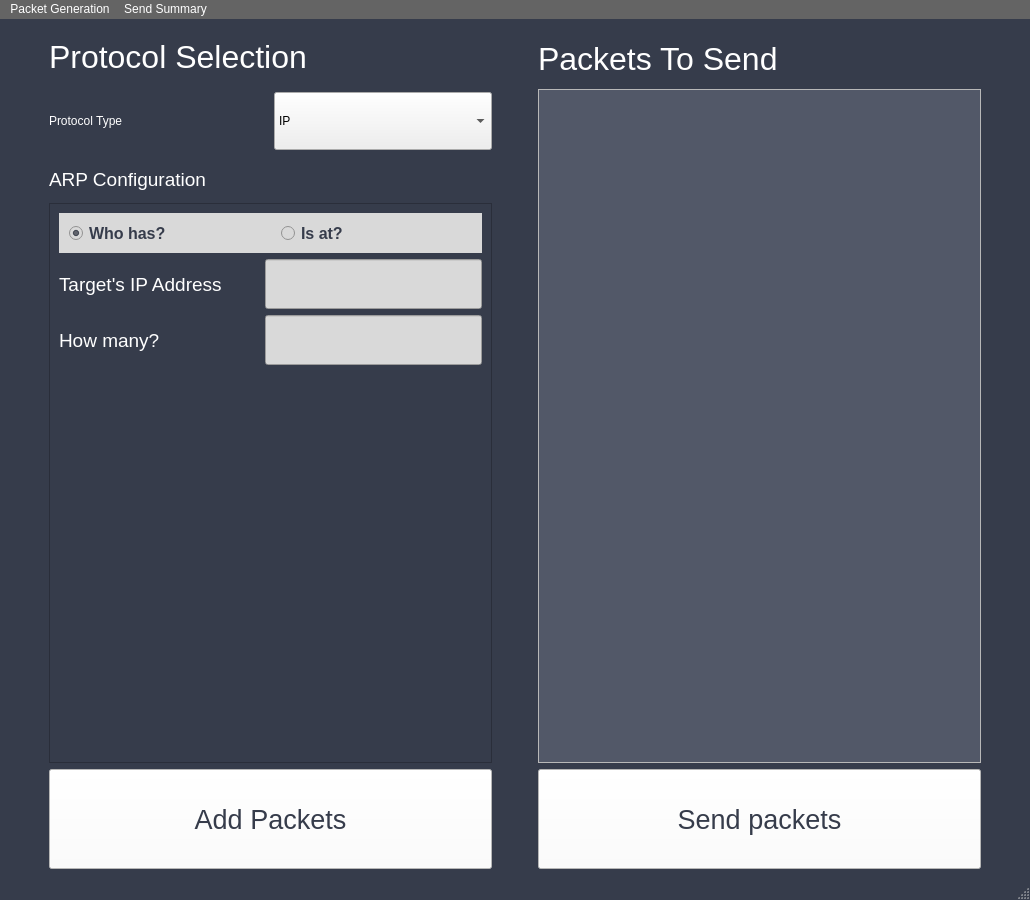
This is app/src/ui/main.ui in MichaelHeinzman/Automatic-NPG-Interface as Qt 5 draws it before an edit. The edited form follows.
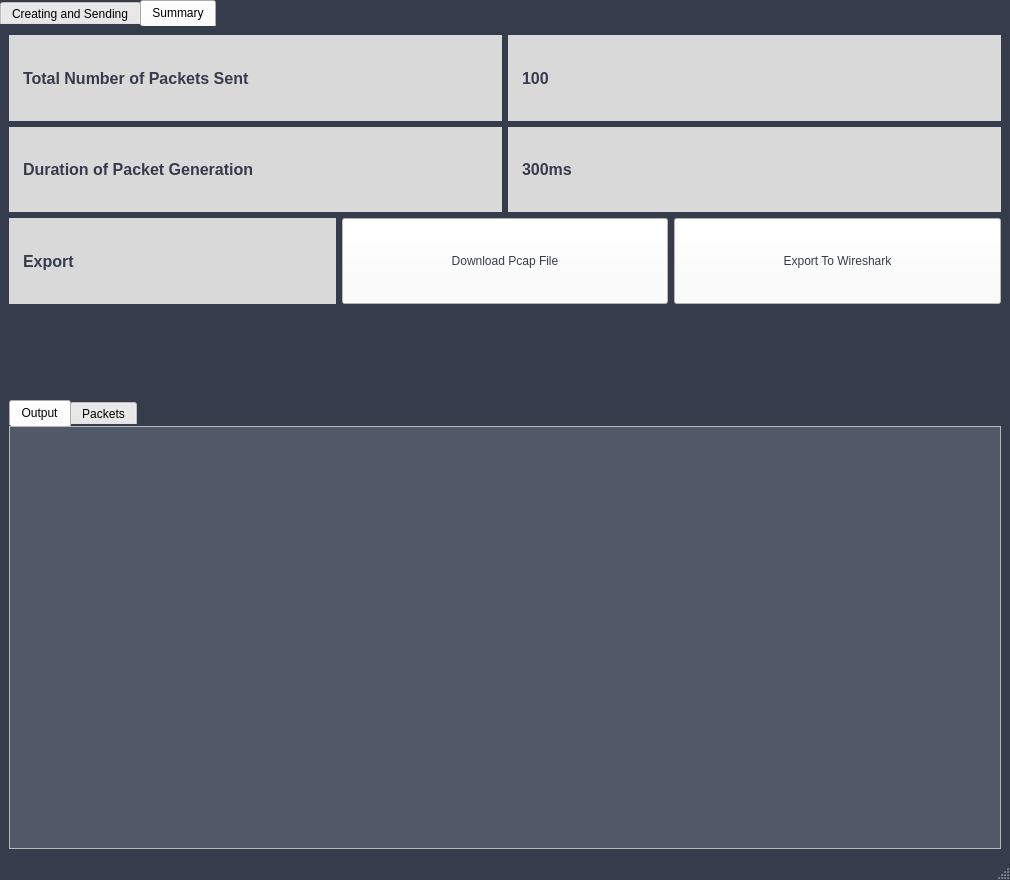
This is the edited form. The open tabs and pages were chosen to show the change. Custom widgets are drawn as their Qt base class.

Commit message: Added Pcap File Export to Wireshark and Download. Fixed A Few bugs with summary.

Patch:
```diff
--- a/app/src/ui/main.ui
+++ b/app/src/ui/main.ui
@@ -6,8 +6,8 @@
    <rect>
     <x>0</x>
     <y>0</y>
-    <width>1030</width>
-    <height>900</height>
+    <width>1010</width>
+    <height>880</height>
    </rect>
   </property>
   <property name="font">
@@ -60,7 +60,54 @@
    <property name="styleSheet">
     <string notr="true"/>
    </property>
-   <layout class="QVBoxLayout" name="verticalLayout_2" stretch="5,1">
+   <layout class="QVBoxLayout" name="verticalLayout_2" stretch="0">
+    <property name="spacing">
+     <number>0</number>
+    </property>
+    <property name="leftMargin">
+     <number>0</number>
+    </property>
+    <property name="topMargin">
+     <number>0</number>
+    </property>
+    <property name="rightMargin">
+     <number>0</number>
+    </property>
+    <property name="bottomMargin">
+     <number>0</number>
+    </property>
+    <item>
+     <widget class="QTabWidget" name="tabWidget">
+      <property name="styleSheet">
+       <string notr="true">#tabWidget {
+	background:transparent;
+}
+
+QTabWidget::pane { border: 0; }</string>
+      </property>
+      <property name="currentIndex">
+       <number>0</number>
+      </property>
+      <property name="iconSize">
+       <size>
+        <width>16</width>
+        <height>16</height>
+       </size>
+      </property>
+      <property name="elideMode">
+       <enum>Qt::ElideMiddle</enum>
+      </property>
+      <property name="movable">
+       <bool>false</bool>
+      </property>
+      <property name="tabBarAutoHide">
+       <bool>false</bool>
+      </property>
+      <widget class="QWidget" name="CreatingAndSending">
+       <attribute name="title">
+        <string>Creating and Sending</string>
+       </attribute>
+       <layout class="QVBoxLayout" name="verticalLayout_7">
     <item>
      <layout class="QHBoxLayout" name="horizontalLayout_2" stretch="0,5,0,5,0">
       <item>
@@ -975,7 +1022,7 @@
              </layout>
             </widget>
             <widget class="ARPConfigurationWidget" name="arp_page">
-             <layout class="QVBoxLayout" name="verticalLayout_3" stretch="1,12">
+                 <layout class="QVBoxLayout" name="verticalLayout_3" stretch="1,1,1,18">
               <property name="spacing">
                <number>0</number>
               </property>
@@ -991,6 +1038,19 @@
               <property name="bottomMargin">
                <number>0</number>
               </property>
+                  <item>
+                   <spacer name="verticalSpacer_4">
+                    <property name="orientation">
+                     <enum>Qt::Vertical</enum>
+                    </property>
+                    <property name="sizeHint" stdset="0">
+                     <size>
+                      <width>20</width>
+                      <height>40</height>
+                     </size>
+                    </property>
+                   </spacer>
+                  </item>
               <item>
                <widget class="QLabel" name="source_mac_address_arp_10">
                 <property name="font">
@@ -1003,10 +1063,29 @@
                 </property>
                </widget>
               </item>
+                  <item>
+                   <spacer name="verticalSpacer_5">
+                    <property name="orientation">
+                     <enum>Qt::Vertical</enum>
+                    </property>
+                    <property name="sizeHint" stdset="0">
+                     <size>
+                      <width>20</width>
+                      <height>40</height>
+                     </size>
+                    </property>
+                   </spacer>
+                  </item>
               <item>
                <layout class="QHBoxLayout" name="source_mac_address_arp_layout_10">
                 <item>
                  <widget class="QScrollArea" name="scrollArea">
+                      <property name="maximumSize">
+                       <size>
+                        <width>500</width>
+                        <height>16777215</height>
+                       </size>
+                      </property>
                   <property name="styleSheet">
                    <string notr="true">
 
@@ -1022,6 +1101,9 @@
 	background-color: rgb(255, 255, 255);
 }</string>
                   </property>
+                      <property name="horizontalScrollBarPolicy">
+                       <enum>Qt::ScrollBarAsNeeded</enum>
+                      </property>
                   <property name="widgetResizable">
                    <bool>true</bool>
                   </property>
@@ -1030,16 +1112,28 @@
                     <rect>
                      <x>0</x>
                      <y>0</y>
-                     <width>425</width>
-                     <height>516</height>
+                         <width>415</width>
+                         <height>539</height>
                     </rect>
                    </property>
                    <property name="styleSheet">
                     <string notr="true"/>
                    </property>
-                   <layout class="QVBoxLayout" name="verticalLayout_6">
+                       <layout class="QVBoxLayout" name="verticalLayout_6" stretch="0,1,1,5">
+                        <property name="leftMargin">
+                         <number>6</number>
+                        </property>
+                        <property name="topMargin">
+                         <number>6</number>
+                        </property>
+                        <property name="rightMargin">
+                         <number>6</number>
+                        </property>
+                        <property name="bottomMargin">
+                         <number>6</number>
+                        </property>
                     <item>
-                     <layout class="QHBoxLayout" name="arp_type_radios">
+                         <layout class="QHBoxLayout" name="arp_type_radios" stretch="1,1">
                       <property name="spacing">
                        <number>0</number>
                       </property>
@@ -1054,9 +1148,15 @@
                           <verstretch>0</verstretch>
                          </sizepolicy>
                         </property>
+                            <property name="minimumSize">
+                             <size>
+                              <width>0</width>
+                              <height>50</height>
+                             </size>
+                            </property>
                         <property name="maximumSize">
                          <size>
-                          <width>1000000</width>
+                              <width>11000</width>
                           <height>50</height>
                          </size>
                         </property>
@@ -1070,9 +1170,21 @@
                       </item>
                       <item>
                        <widget class="QRadioButton" name="arp_is_at_radio">
+                            <property name="sizePolicy">
+                             <sizepolicy hsizetype="Preferred" vsizetype="Preferred">
+                              <horstretch>0</horstretch>
+                              <verstretch>0</verstretch>
+                             </sizepolicy>
+                            </property>
+                            <property name="minimumSize">
+                             <size>
+                              <width>0</width>
+                              <height>50</height>
+                             </size>
+                            </property>
                         <property name="maximumSize">
                          <size>
-                          <width>300</width>
+                              <width>10000</width>
                           <height>50</height>
                          </size>
                         </property>
@@ -1096,7 +1208,7 @@
                         <property name="maximumSize">
                          <size>
                           <width>50</width>
-                          <height>16777215</height>
+                              <height>50</height>
                          </size>
                         </property>
                         <property name="font">
@@ -1129,7 +1241,7 @@
                         <property name="maximumSize">
                          <size>
                           <width>250</width>
-                          <height>16777215</height>
+                              <height>50</height>
                          </size>
                         </property>
                        </widget>
@@ -1516,8 +1628,8 @@
             <rect>
              <x>0</x>
              <y>0</y>
-             <width>429</width>
-             <height>625</height>
+                 <width>419</width>
+                 <height>702</height>
             </rect>
            </property>
            <property name="styleSheet">
@@ -1663,40 +1775,368 @@
     </item>
    </layout>
   </widget>
+      <widget class="QWidget" name="Summary">
+       <property name="styleSheet">
+        <string notr="true">QLabel
+ {
+            position: absolute;
+            padding: 10px;
+            font-family: 'Inter';
+            font-style: normal;
+            font-weight: 700;
+            font-size: 16px;
+            line-height: 19px;
+            text-align: center;
+            color: #363C4B;
+            background-color: rgba(217, 217, 217, 1);
+}</string>
+       </property>
+       <attribute name="title">
+        <string>Summary</string>
+       </attribute>
+       <layout class="QVBoxLayout" name="verticalLayout_13" stretch="3,1,5">
+        <item>
+         <layout class="QGridLayout" name="gridLayout">
+          <property name="bottomMargin">
+           <number>0</number>
+          </property>
+          <item row="1" column="0">
+           <layout class="QHBoxLayout" name="horizontalLayout_7">
+            <property name="bottomMargin">
+             <number>0</number>
+            </property>
+            <item>
+             <widget class="QLabel" name="duration_packet_generation_label">
+              <property name="text">
+               <string>Duration of Packet Generation</string>
+              </property>
+             </widget>
+            </item>
+            <item>
+             <widget class="QLabel" name="duration_packet_generation_value">
+              <property name="text">
+               <string>300ms</string>
+              </property>
+             </widget>
+            </item>
+           </layout>
+          </item>
+          <item row="2" column="0">
+           <layout class="QHBoxLayout" name="horizontalLayout_8">
+            <item>
+             <widget class="QLabel" name="export_label">
+              <property name="text">
+               <string>Export</string>
+              </property>
+             </widget>
+            </item>
+            <item>
+             <widget class="QPushButton" name="download_pcap_file_button">
+              <property name="sizePolicy">
+               <sizepolicy hsizetype="Minimum" vsizetype="Preferred">
+                <horstretch>0</horstretch>
+                <verstretch>0</verstretch>
+               </sizepolicy>
+              </property>
+              <property name="text">
+               <string>Download Pcap File</string>
+              </property>
+             </widget>
+            </item>
+            <item>
+             <widget class="QPushButton" name="export_to_wireshark_button">
+              <property name="sizePolicy">
+               <sizepolicy hsizetype="Minimum" vsizetype="Preferred">
+                <horstretch>0</horstretch>
+                <verstretch>0</verstretch>
+               </sizepolicy>
+              </property>
+              <property name="text">
+               <string>Export To Wireshark</string>
+              </property>
+             </widget>
+            </item>
+           </layout>
+          </item>
+          <item row="0" column="0">
+           <layout class="QHBoxLayout" name="horizontalLayout_4">
+            <item>
+             <widget class="QLabel" name="label">
+              <property name="text">
+               <string>Total Number of Packets Sent</string>
+              </property>
+             </widget>
+            </item>
+            <item>
+             <widget class="QLabel" name="total_number_of_packets">
+              <property name="text">
+               <string>100</string>
+              </property>
+             </widget>
+            </item>
+           </layout>
+          </item>
+         </layout>
+        </item>
+        <item>
+         <spacer name="verticalSpacer_10">
+          <property name="orientation">
+           <enum>Qt::Vertical</enum>
+          </property>
+          <property name="sizeHint" stdset="0">
+           <size>
+            <width>20</width>
+            <height>40</height>
+           </size>
+          </property>
+         </spacer>
+        </item>
+        <item>
+         <widget class="QTabWidget" name="tabWidget_2">
+          <property name="currentIndex">
+           <number>0</number>
+          </property>
+          <widget class="QWidget" name="output">
+           <attribute name="title">
+            <string>Output</string>
+           </attribute>
+           <layout class="QVBoxLayout" name="verticalLayout_14">
+            <property name="spacing">
+             <number>0</number>
+            </property>
+            <property name="leftMargin">
+             <number>0</number>
+            </property>
+            <property name="topMargin">
+             <number>0</number>
+            </property>
+            <property name="rightMargin">
+             <number>0</number>
+            </property>
+            <property name="bottomMargin">
+             <number>0</number>
+            </property>
+            <item>
+             <widget class="QScrollArea" name="console_output_container">
+              <property name="sizePolicy">
+               <sizepolicy hsizetype="Preferred" vsizetype="Preferred">
+                <horstretch>0</horstretch>
+                <verstretch>0</verstretch>
+               </sizepolicy>
+              </property>
+              <property name="minimumSize">
+               <size>
+                <width>0</width>
+                <height>0</height>
+               </size>
+              </property>
+              <property name="maximumSize">
+               <size>
+                <width>16777215</width>
+                <height>16777215</height>
+               </size>
+              </property>
+              <property name="widgetResizable">
+               <bool>true</bool>
+              </property>
+              <property name="alignment">
+               <set>Qt::AlignLeading|Qt::AlignLeft|Qt::AlignTop</set>
+              </property>
+              <widget class="QWidget" name="scroll_area_contents_2">
+               <property name="geometry">
+                <rect>
+                 <x>0</x>
+                 <y>0</y>
+                 <width>990</width>
+                 <height>426</height>
+                </rect>
+               </property>
+               <property name="styleSheet">
+                <string notr="true">background-color: rgba(82, 88, 104, 1)</string>
+               </property>
+               <layout class="QVBoxLayout" name="verticalLayout_12">
+                <property name="spacing">
+                 <number>0</number>
+                </property>
+                <property name="leftMargin">
+                 <number>0</number>
+                </property>
+                <property name="topMargin">
+                 <number>0</number>
+                </property>
+                <property name="rightMargin">
+                 <number>0</number>
+                </property>
+                <property name="bottomMargin">
+                 <number>0</number>
+                </property>
+                <item>
+                 <layout class="QVBoxLayout" name="console_output">
+                  <property name="spacing">
+                   <number>10</number>
+                  </property>
+                  <property name="bottomMargin">
+                   <number>0</number>
+                  </property>
+                  <item>
+                   <widget class="ConsoleOutput" name="console_output_label">
+                    <property name="styleSheet">
+                     <string notr="true">QLabel
+ {
+            position: absolute;
+            padding: 10px;
+            font-family: 'Inter';
+            font-style: normal;
+            font-weight: 700;
+            font-size: 16px;
+            line-height: 19px;
+            text-align: center;
+            color: #FFFFFF;
+
+}
+</string>
+                    </property>
+                    <property name="text">
+                     <string/>
+                    </property>
+                    <property name="wordWrap">
+                     <bool>true</bool>
+                    </property>
+                   </widget>
+                  </item>
+                  <item>
+                   <spacer name="verticalSpacer_11">
+                    <property name="orientation">
+                     <enum>Qt::Vertical</enum>
+                    </property>
+                    <property name="sizeHint" stdset="0">
+                     <size>
+                      <width>20</width>
+                      <height>40</height>
+                     </size>
+                    </property>
+                   </spacer>
+                  </item>
+                 </layout>
+                </item>
+               </layout>
+              </widget>
+             </widget>
+            </item>
+           </layout>
+          </widget>
+          <widget class="QWidget" name="packets">
+           <attribute name="title">
+            <string>Packets</string>
+           </attribute>
+           <layout class="QVBoxLayout" name="verticalLayout_16">
+            <property name="spacing">
+             <number>0</number>
+            </property>
+            <property name="leftMargin">
+             <number>0</number>
+            </property>
+            <property name="topMargin">
+             <number>0</number>
+            </property>
+            <property name="rightMargin">
+             <number>0</number>
+            </property>
+            <property name="bottomMargin">
+             <number>0</number>
+            </property>
+            <item>
+             <widget class="QScrollArea" name="packets_container">
+              <property name="sizePolicy">
+               <sizepolicy hsizetype="Preferred" vsizetype="Preferred">
+                <horstretch>0</horstretch>
+                <verstretch>0</verstretch>
+               </sizepolicy>
+              </property>
+              <property name="minimumSize">
+               <size>
+                <width>0</width>
+                <height>0</height>
+               </size>
+              </property>
+              <property name="maximumSize">
+               <size>
+                <width>16777215</width>
+                <height>16777215</height>
+               </size>
+              </property>
+              <property name="widgetResizable">
+               <bool>true</bool>
+              </property>
+              <property name="alignment">
+               <set>Qt::AlignLeading|Qt::AlignLeft|Qt::AlignTop</set>
+              </property>
+              <widget class="QWidget" name="scroll_area_contents_3">
+               <property name="geometry">
+                <rect>
+                 <x>0</x>
+                 <y>0</y>
+                 <width>972</width>
+                 <height>416</height>
+                </rect>
+               </property>
+               <property name="styleSheet">
+                <string notr="true">background-color: rgba(82, 88, 104, 1)</string>
+               </property>
+               <layout class="QVBoxLayout" name="verticalLayout_15">
+                <property name="spacing">
+                 <number>0</number>
+                </property>
+                <property name="leftMargin">
+                 <number>0</number>
+                </property>
+                <property name="topMargin">
+                 <number>0</number>
+                </property>
+                <property name="rightMargin">
+                 <number>0</number>
+                </property>
+                <property name="bottomMargin">
+                 <number>0</number>
+                </property>
+                <item>
+                 <layout class="QVBoxLayout" name="packets_list">
+                  <property name="spacing">
+                   <number>10</number>
+                  </property>
+                  <property name="bottomMargin">
+                   <number>0</number>
+                  </property>
+                  <item>
+                   <spacer name="verticalSpacer_12">
+                    <property name="orientation">
+                     <enum>Qt::Vertical</enum>
+                    </property>
+                    <property name="sizeHint" stdset="0">
+                     <size>
+                      <width>20</width>
+                      <height>40</height>
+                     </size>
+                    </property>
+                   </spacer>
+                  </item>
+                 </layout>
+                </item>
+               </layout>
+              </widget>
+             </widget>
+            </item>
+           </layout>
+          </widget>
+         </widget>
+        </item>
+       </layout>
+      </widget>
+     </widget>
+    </item>
+   </layout>
+  </widget>
   <widget class="QStatusBar" name="statusbar"/>
-  <widget class="QMenuBar" name="menubar">
-   <property name="geometry">
-    <rect>
-     <x>0</x>
-     <y>0</y>
-     <width>1030</width>
-     <height>31</height>
-    </rect>
-   </property>
-   <property name="styleSheet">
-    <string notr="true">QMenuBar {
-	background-color: rgb(100, 100, 100);
-	font: 75 16pt &quot;MS Shell Dlg 2&quot;;
-	color: rgb(255, 255, 255);
-}
-</string>
-   </property>
-   <widget class="QMenu" name="menuPacket_Generation">
-    <property name="styleSheet">
-     <string notr="true"/>
-    </property>
-    <property name="title">
-     <string>Packet Generation</string>
-    </property>
-   </widget>
-   <widget class="QMenu" name="menuSend_Summary">
-    <property name="title">
-     <string>Send Summary</string>
-    </property>
-   </widget>
-   <addaction name="menuPacket_Generation"/>
-   <addaction name="menuSend_Summary"/>
-  </widget>
  </widget>
  <customwidgets>
   <customwidget>
@@ -1732,6 +2172,11 @@
    <header location="global">widgets.arp_configuration.h</header>
    <container>1</container>
   </customwidget>
+  <customwidget>
+   <class>ConsoleOutput</class>
+   <extends>QLabel</extends>
+   <header location="global">widgets.console_output.h</header>
+  </customwidget>
  </customwidgets>
  <resources/>
  <connections/>
```
Left out of the diff: 64 changed lines with no effect on the pictures. Lines whose indentation alone changed are shown as unchanged. The commit also changes 17 other files.
